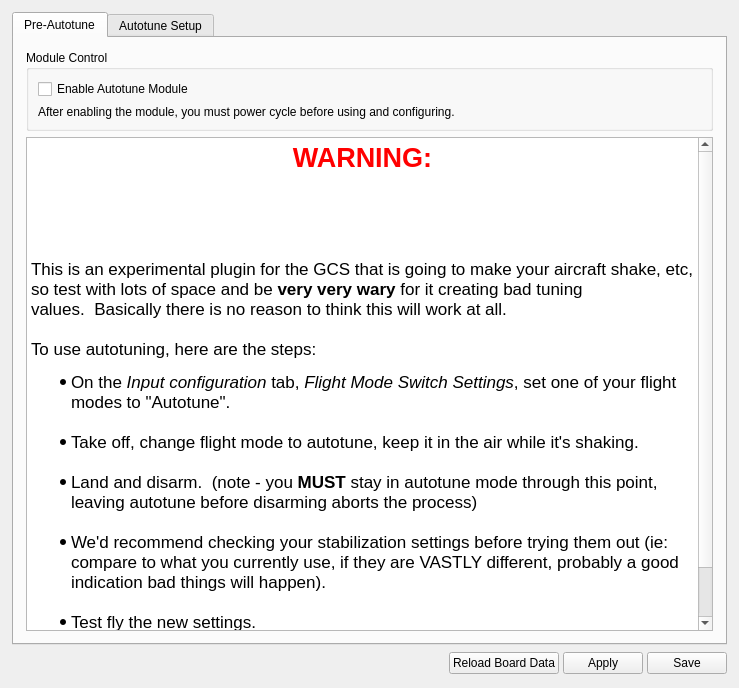
Before: the Qt Designer form ground/gcs/src/plugins/config/autotune.ui in librepilot/LibrePilot, drawn with Qt 5.
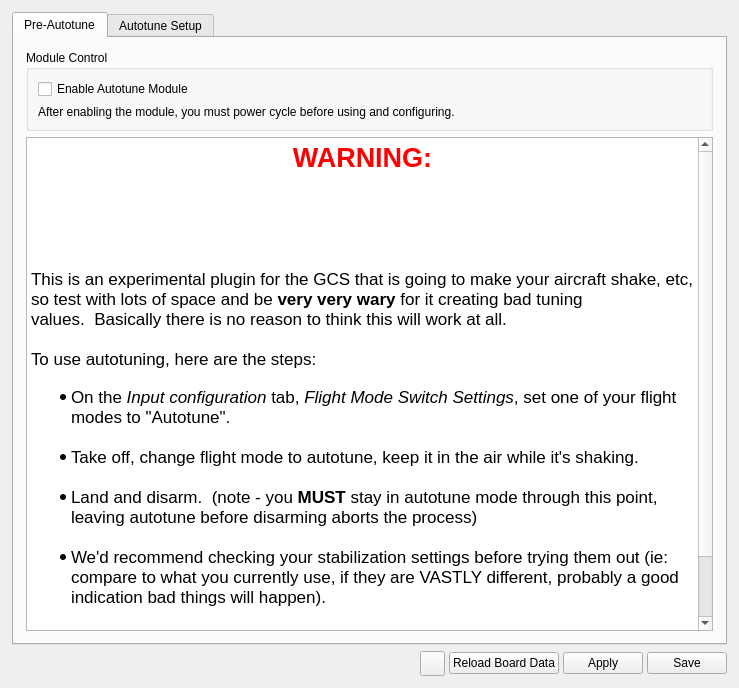
After: the same form once the commit is applied. Icons and pictures are not drawn.

Commit message: LP-245: config: all buttons (help, apply, save, ...) are now handled through autobinding

Diff of the .ui file:
```diff
--- a/ground/gcs/src/plugins/config/autotune.ui
+++ b/ground/gcs/src/plugins/config/autotune.ui
@@ -41,6 +41,24 @@
        </property>
        <item row="3" column="0" colspan="3">
         <widget class="QTextEdit" name="textEdit">
+         <property name="sizePolicy">
+          <sizepolicy hsizetype="Expanding" vsizetype="Expanding">
+           <horstretch>0</horstretch>
+           <verstretch>0</verstretch>
+          </sizepolicy>
+         </property>
+         <property name="minimumSize">
+          <size>
+           <width>0</width>
+           <height>0</height>
+          </size>
+         </property>
+         <property name="maximumSize">
+          <size>
+           <width>16777215</width>
+           <height>16777215</height>
+          </size>
+         </property>
          <property name="frameShape">
           <enum>QFrame::StyledPanel</enum>
          </property>
@@ -51,9 +69,9 @@
           <string>&lt;!DOCTYPE HTML PUBLIC &quot;-//W3C//DTD HTML 4.0//EN&quot; &quot;http://www.w3.org/TR/REC-html40/strict.dtd&quot;&gt;
 &lt;html&gt;&lt;head&gt;&lt;meta name=&quot;qrichtext&quot; content=&quot;1&quot; /&gt;&lt;style type=&quot;text/css&quot;&gt;
 p, li { white-space: pre-wrap; }
-&lt;/style&gt;&lt;/head&gt;&lt;body style=&quot; font-family:'MS Shell Dlg 2'; font-size:8.25pt; font-weight:400; font-style:normal;&quot;&gt;
+&lt;/style&gt;&lt;/head&gt;&lt;body style=&quot; font-family:'Ubuntu'; font-size:11pt; font-weight:400; font-style:normal;&quot;&gt;
 &lt;p align=&quot;center&quot; style=&quot; margin-top:0px; margin-bottom:0px; margin-left:0px; margin-right:0px; -qt-block-indent:0; text-indent:0px;&quot;&gt;&lt;span style=&quot; font-family:'Lucida Grande'; font-size:20pt; font-weight:600; color:#ff0000;&quot;&gt;WARNING:&lt;/span&gt;&lt;/p&gt;
-&lt;p style=&quot;-qt-paragraph-type:empty; margin-top:0px; margin-bottom:0px; margin-left:0px; margin-right:0px; -qt-block-indent:0; text-indent:0px; font-family:'Lucida Grande'; font-size:13pt;&quot;&gt;&lt;/p&gt;
+&lt;p style=&quot;-qt-paragraph-type:empty; margin-top:0px; margin-bottom:0px; margin-left:0px; margin-right:0px; -qt-block-indent:0; text-indent:0px; font-family:'Lucida Grande'; font-size:13pt;&quot;&gt;&lt;br /&gt;&lt;/p&gt;
 &lt;p style=&quot; margin-top:0px; margin-bottom:0px; margin-left:0px; margin-right:0px; -qt-block-indent:0; text-indent:0px;&quot;&gt;&lt;span style=&quot; font-family:'Lucida Grande'; font-size:13pt;&quot;&gt;&lt;br /&gt;&lt;/span&gt;&lt;/p&gt;
 &lt;p style=&quot; margin-top:0px; margin-bottom:0px; margin-left:0px; margin-right:0px; -qt-block-indent:0; text-indent:0px;&quot;&gt;&lt;span style=&quot; font-family:'Lucida Grande'; font-size:13pt;&quot;&gt;&lt;br /&gt;&lt;/span&gt;&lt;/p&gt;
 &lt;p style=&quot; margin-top:0px; margin-bottom:0px; margin-left:0px; margin-right:0px; -qt-block-indent:0; text-indent:0px;&quot;&gt;&lt;span style=&quot; font-family:'Lucida Grande'; font-size:13pt;&quot;&gt;This is an experimental plugin for the GCS that is going to make your aircraft shake, etc, so test with lots of space and be &lt;/span&gt;&lt;span style=&quot; font-family:'Lucida Grande'; font-size:13pt; font-weight:600;&quot;&gt;very very wary&lt;/span&gt;&lt;span style=&quot; font-family:'Lucida Grande'; font-size:13pt;&quot;&gt; for it creating bad tuning values.  Basically there is no reason to think this will work at all.&lt;br /&gt;&lt;br /&gt;To use autotuning, here are the steps:&lt;br /&gt;&lt;/span&gt;&lt;/p&gt;
@@ -601,7 +619,45 @@
       </spacer>
      </item>
      <item>
-      <widget class="QPushButton" name="stabilizationReloadBoardData_6">
+      <widget class="QPushButton" name="helpButton">
+       <property name="sizePolicy">
+        <sizepolicy hsizetype="Fixed" vsizetype="Fixed">
+         <horstretch>0</horstretch>
+         <verstretch>0</verstretch>
+        </sizepolicy>
+       </property>
+       <property name="minimumSize">
+        <size>
+         <width>25</width>
+         <height>25</height>
+        </size>
+       </property>
+       <property name="maximumSize">
+        <size>
+         <width>25</width>
+         <height>25</height>
+        </size>
+       </property>
+       <property name="text">
+        <string/>
+       </property>
+       <property name="icon">
+        <iconset resource="../coreplugin/core.qrc">
+         <normaloff>:/core/images/helpicon.svg</normaloff>:/core/images/helpicon.svg</iconset>
+       </property>
+       <property name="iconSize">
+        <size>
+         <width>25</width>
+         <height>25</height>
+        </size>
+       </property>
+       <property name="objrelation" stdset="0">
+        <string>button:help</string>
+       </property>
+      </widget>
+     </item>
+     <item>
+      <widget class="QPushButton" name="reloadButton">
        <property name="minimumSize">
         <size>
          <width>0</width>
```
Left out of the diff: 56 changed lines with no effect on the pictures. The commit also changes 44 other files.
